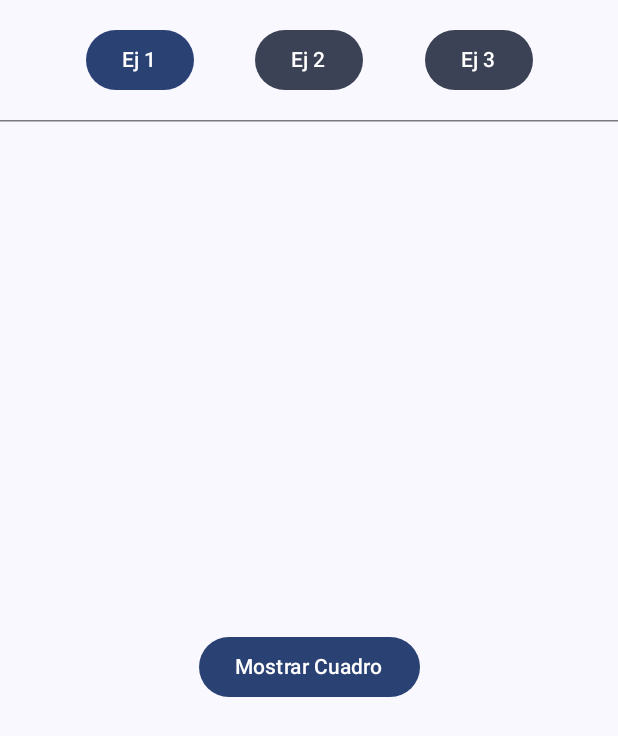
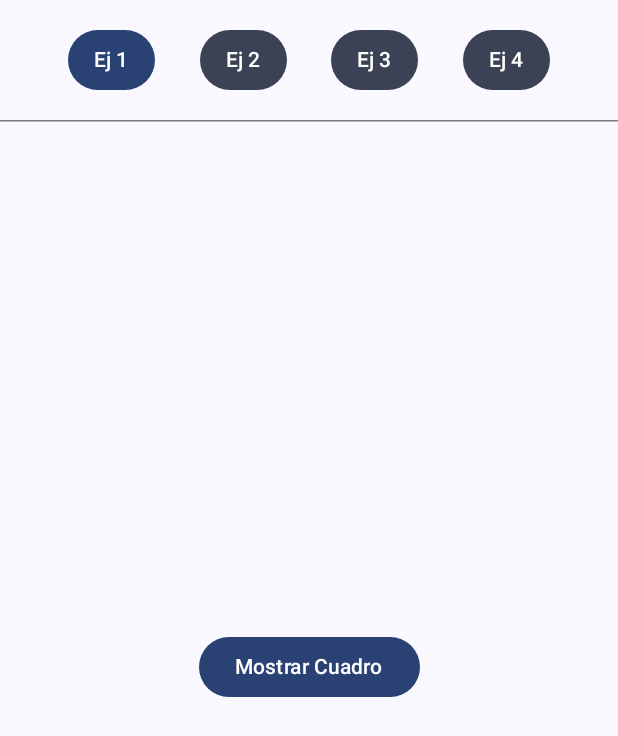
Before and after one commit to david-ny-17/lab13-compose-animations, an Android app built with Jetpack Compose: the screen it shows after launch (MainActivity), on a phone screen of 412 x 824 dp. Shown: the top 736 px of the screen. Run offline under Robolectric (Android 15) with nearby library versions, the phone set to English and light mode, and no system bars.

Commit message:
feat: agregar Ejercicio 4 al menú de navegación principal

```diff
--- a/app/src/main/java/com/example/composeanimationslab13/MainActivity.kt
+++ b/app/src/main/java/com/example/composeanimationslab13/MainActivity.kt
@@ -43,32 +43,36 @@ fun AppNavigation() {
                 onClick = { currentExercise = 1 },
                 colors = ButtonDefaults.buttonColors(
                     containerColor = if (currentExercise == 1) MaterialTheme.colorScheme.primary else MaterialTheme.colorScheme.secondary
-                )
-            ) {
-                Text("Ej 1")
-            }
+                ),
+                contentPadding = PaddingValues(horizontal = 12.dp)
+            ) { Text("Ej 1") }
 
             Button(
                 onClick = { currentExercise = 2 },
                 colors = ButtonDefaults.buttonColors(
                     containerColor = if (currentExercise == 2) MaterialTheme.colorScheme.primary else MaterialTheme.colorScheme.secondary
-                )
-            ) {
-                Text("Ej 2")
-            }
+                ),
+                contentPadding = PaddingValues(horizontal = 12.dp)
+            ) { Text("Ej 2") }
 
             Button(
                 onClick = { currentExercise = 3 },
                 colors = ButtonDefaults.buttonColors(
                     containerColor = if (currentExercise == 3) MaterialTheme.colorScheme.primary else MaterialTheme.colorScheme.secondary
-                )
-            ) {
-                Text("Ej 3")
-            }
+                ),
+                contentPadding = PaddingValues(horizontal = 12.dp)
+            ) { Text("Ej 3") }
+
+            Button(
+                onClick = { currentExercise = 4 },
+                colors = ButtonDefaults.buttonColors(
+                    containerColor = if (currentExercise == 4) MaterialTheme.colorScheme.primary else MaterialTheme.colorScheme.secondary
+                ),
+                contentPadding = PaddingValues(horizontal = 12.dp)
+            ) { Text("Ej 4") }
         }
 
         HorizontalDivider()
-
 
         Box(
             modifier = Modifier.fillMaxSize(),
@@ -78,6 +82,7 @@ fun AppNavigation() {
                 1 -> VisibilityAnimationScreen()
                 2 -> ColorAnimationScreen()
                 3 -> SizeAndPositionScreen()
+                4 -> AnimatedContentScreen()
             }
         }
     }
```
